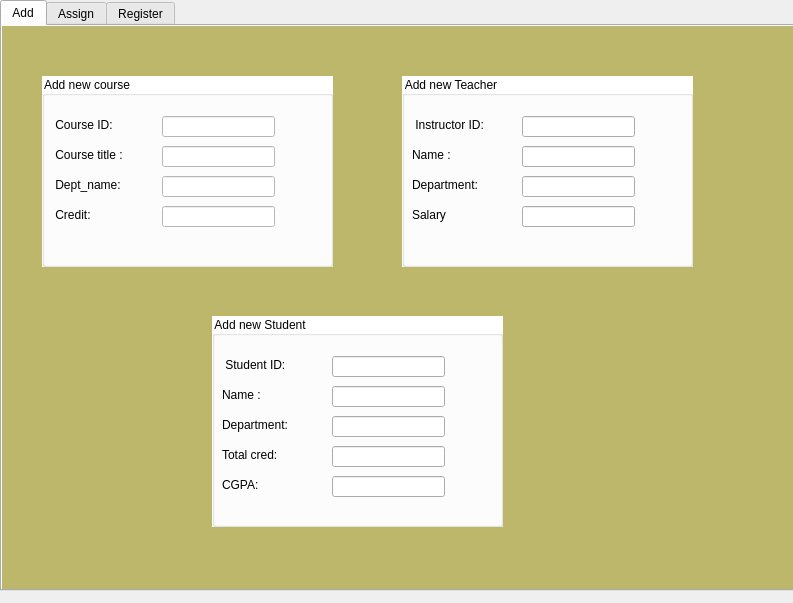
ahmadqasembader/DBMS-project, file facultycoordinator.ui: the form before one commit.
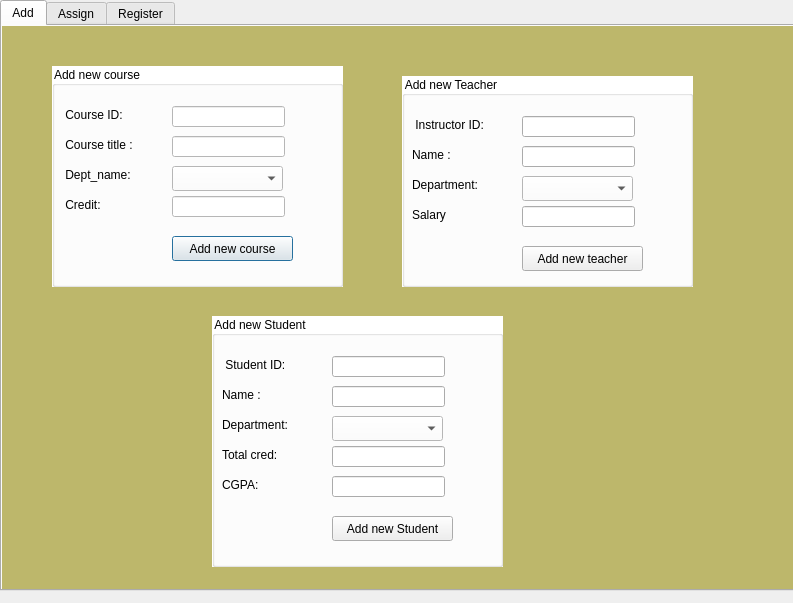
The form after the commit.

```diff
--- a/facultycoordinator.ui
+++ b/facultycoordinator.ui
@@ -44,10 +44,10 @@
     <widget class="QGroupBox" name="instructorprofile">
      <property name="geometry">
       <rect>
-       <x>40</x>
-       <y>50</y>
+       <x>50</x>
+       <y>40</y>
        <width>291</width>
-       <height>191</height>
+       <height>221</height>
       </rect>
      </property>
      <property name="palette">
@@ -213,6 +213,9 @@
 	background-color: white;
 }</string>
       </property>
+      <property name="text">
+       <string/>
+      </property>
      </widget>
      <widget class="QLabel" name="label_24">
       <property name="geometry">
@@ -330,21 +333,6 @@
        <string> Dept_name:</string>
       </property>
      </widget>
-     <widget class="QLineEdit" name="lineEdit_5">
-      <property name="geometry">
-       <rect>
-        <x>120</x>
-        <y>100</y>
-        <width>113</width>
-        <height>21</height>
-       </rect>
-      </property>
-      <property name="styleSheet">
-       <string notr="true">#lineEdit_5{
-	background-color: white;
-}</string>
-      </property>
-     </widget>
      <widget class="QLabel" name="label_26">
       <property name="geometry">
        <rect>
@@ -410,6 +398,34 @@
 }</string>
       </property>
      </widget>
+     <widget class="QPushButton" name="pushButton">
+      <property name="geometry">
+       <rect>
+        <x>120</x>
+        <y>170</y>
+        <width>121</width>
+        <height>25</height>
+       </rect>
+      </property>
+      <property name="text">
+       <string>Add new course</string>
+      </property>
+     </widget>
+     <widget class="QComboBox" name="comboBox">
+      <property name="geometry">
+       <rect>
+        <x>120</x>
+        <y>100</y>
+        <width>111</width>
+        <height>25</height>
+       </rect>
+      </property>
+      <property name="styleSheet">
+       <string notr="true">#comboBox{
+	background-color: white;
+}</string>
+      </property>
+     </widget>
     </widget>
     <widget class="QGroupBox" name="newteacher">
      <property name="geometry">
@@ -417,7 +433,7 @@
        <x>400</x>
        <y>50</y>
        <width>291</width>
-       <height>191</height>
+       <height>211</height>
       </rect>
      </property>
      <property name="palette">
@@ -733,21 +749,6 @@
        <string>Department:</string>
       </property>
      </widget>
-     <widget class="QLineEdit" name="lineEdit_8">
-      <property name="geometry">
-       <rect>
-        <x>120</x>
-        <y>100</y>
-        <width>113</width>
-        <height>21</height>
-       </rect>
-      </property>
-      <property name="styleSheet">
-       <string notr="true">#lineEdit_5{
-	background-color: white;
-}</string>
-      </property>
-     </widget>
      <widget class="QLabel" name="label_29">
       <property name="geometry">
        <rect>
@@ -813,6 +814,34 @@
 }</string>
       </property>
      </widget>
+     <widget class="QPushButton" name="pushButton_3">
+      <property name="geometry">
+       <rect>
+        <x>120</x>
+        <y>170</y>
+        <width>121</width>
+        <height>25</height>
+       </rect>
+      </property>
+      <property name="text">
+       <string>Add new teacher</string>
+      </property>
+     </widget>
+     <widget class="QComboBox" name="comboBox_2">
+      <property name="geometry">
+       <rect>
+        <x>120</x>
+        <y>100</y>
+        <width>111</width>
+        <height>25</height>
+       </rect>
+      </property>
+      <property name="styleSheet">
+       <string notr="true">#comboBox_2{
+	background-color: white;
+}</string>
+      </property>
+     </widget>
     </widget>
     <widget class="QGroupBox" name="newstudent">
      <property name="geometry">
@@ -820,7 +849,7 @@
        <x>210</x>
        <y>290</y>
        <width>291</width>
-       <height>211</height>
+       <height>251</height>
       </rect>
      </property>
      <property name="palette">
@@ -1136,21 +1165,6 @@
        <string>Department:</string>
       </property>
      </widget>
-     <widget class="QLineEdit" name="lineEdit_11">
-      <property name="geometry">
-       <rect>
-        <x>120</x>
-        <y>100</y>
-        <width>113</width>
-        <height>21</height>
-       </rect>
-      </property>
-      <property name="styleSheet">
-       <string notr="true">#lineEdit_5{
-	background-color: white;
-}</string>
-      </property>
-     </widget>
      <widget class="QLabel" name="label_33">
       <property name="geometry">
        <rect>
@@ -1281,6 +1295,34 @@
 }</string>
       </property>
      </widget>
+     <widget class="QPushButton" name="pushButton_4">
+      <property name="geometry">
+       <rect>
+        <x>120</x>
+        <y>200</y>
+        <width>121</width>
+        <height>25</height>
+       </rect>
+      </property>
+      <property name="text">
+       <string>Add new Student</string>
+      </property>
+     </widget>
+     <widget class="QComboBox" name="comboBox_3">
+      <property name="geometry">
+       <rect>
+        <x>120</x>
+        <y>100</y>
+        <width>111</width>
+        <height>25</height>
+       </rect>
+      </property>
+      <property name="styleSheet">
+       <string notr="true">#comboBox_3{
+	background-color: white;
+}</string>
+      </property>
+     </widget>
     </widget>
    </widget>
    <widget class="QWidget" name="assign">
```
